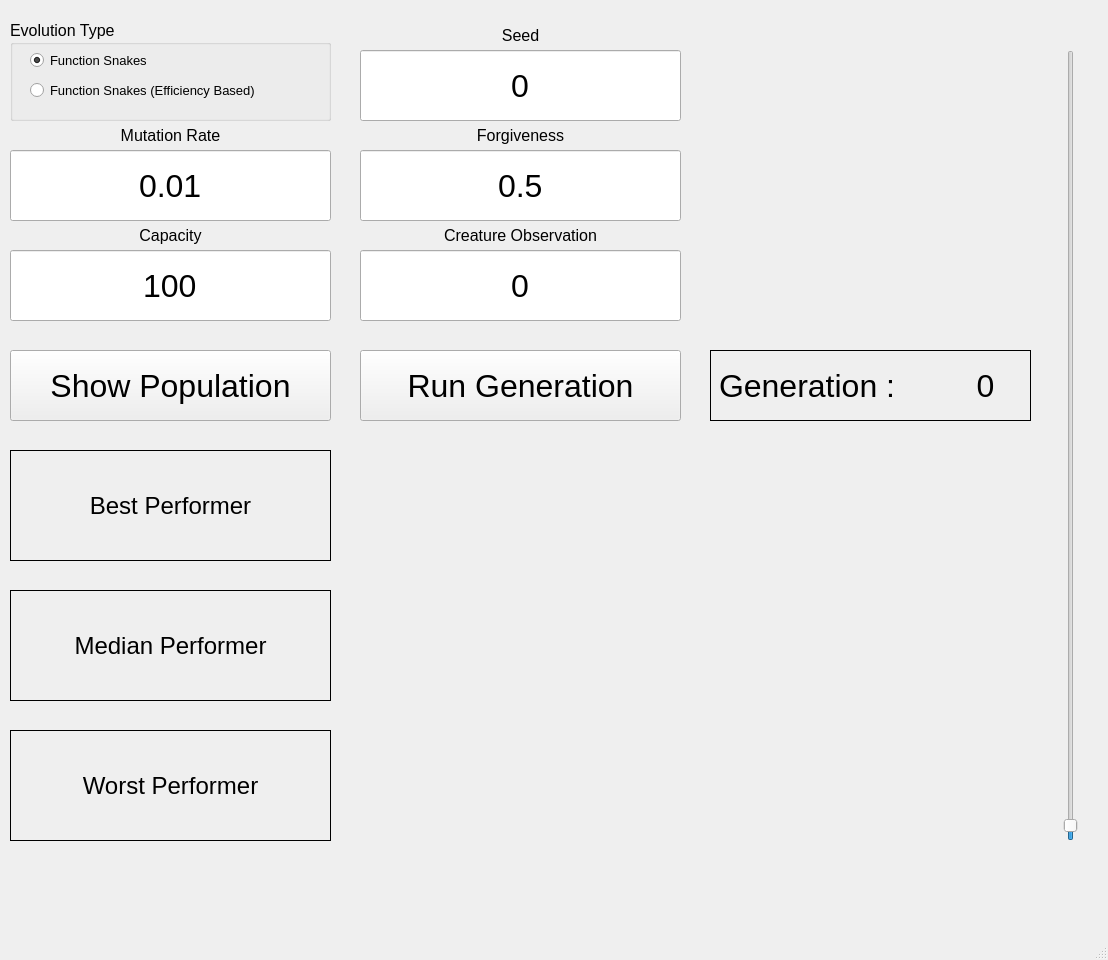
This is ES/startwindow.ui in tland357/EvolutionSim as Qt 5 draws it before an edit. The edited form follows.
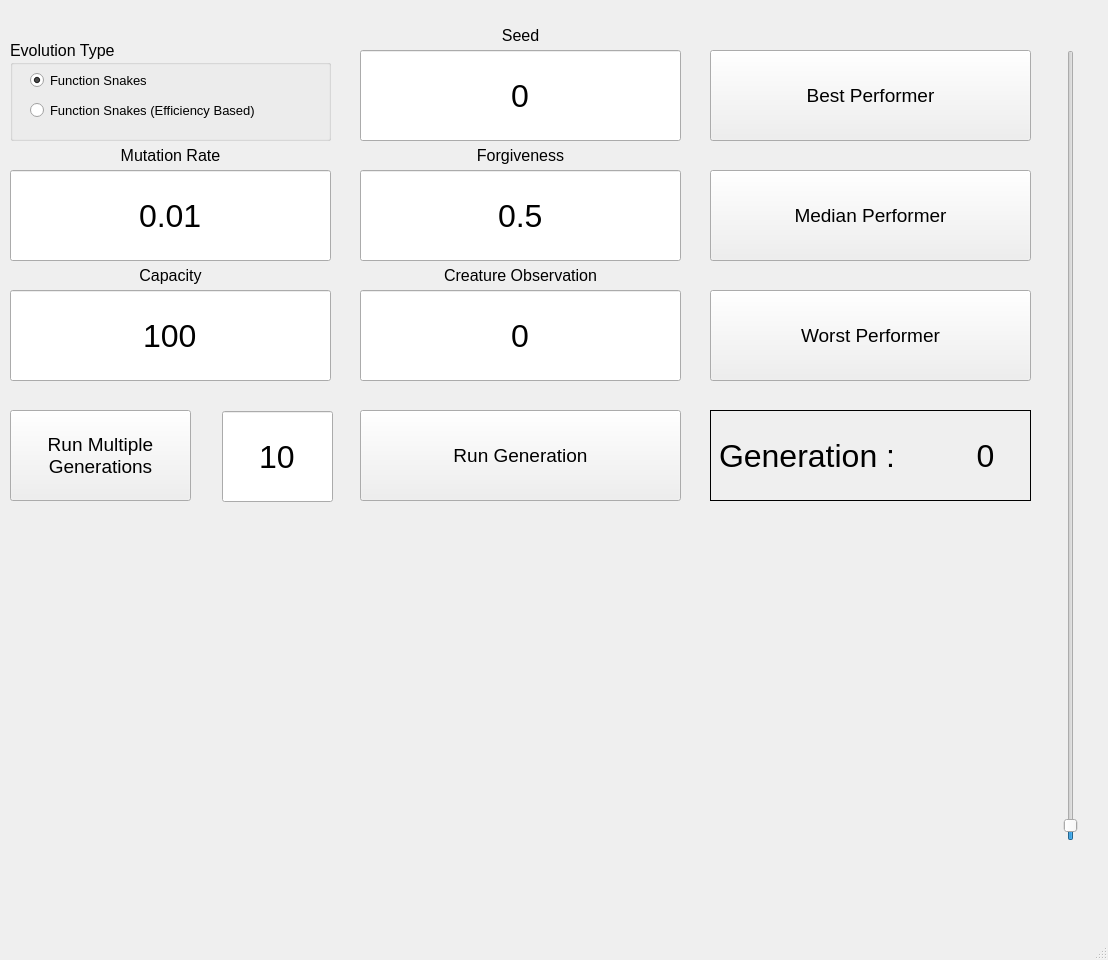
This is the edited form.

Diff of the .ui file:
```diff
--- a/ES/startwindow.ui
+++ b/ES/startwindow.ui
@@ -33,14 +33,14 @@
      <property name="geometry">
       <rect>
        <x>360</x>
-       <y>350</y>
+       <y>410</y>
        <width>321</width>
-       <height>71</height>
+       <height>91</height>
       </rect>
      </property>
      <property name="font">
       <font>
-       <pointsize>24</pointsize>
+       <pointsize>14</pointsize>
       </font>
      </property>
      <property name="cursor">
@@ -53,97 +53,13 @@
       <bool>false</bool>
      </property>
     </widget>
-    <widget class="QLabel" name="WorstCreatureInfo">
-     <property name="geometry">
-      <rect>
-       <x>10</x>
-       <y>730</y>
-       <width>321</width>
-       <height>111</height>
-      </rect>
-     </property>
-     <property name="font">
-      <font>
-       <pointsize>18</pointsize>
-      </font>
-     </property>
-     <property name="cursor">
-      <cursorShape>ArrowCursor</cursorShape>
-     </property>
-     <property name="frameShape">
-      <enum>QFrame::Box</enum>
-     </property>
-     <property name="frameShadow">
-      <enum>QFrame::Plain</enum>
-     </property>
-     <property name="text">
-      <string>Worst Performer</string>
-     </property>
-     <property name="alignment">
-      <set>Qt::AlignCenter</set>
-     </property>
-    </widget>
-    <widget class="QLabel" name="MedianCreatureInfo">
-     <property name="geometry">
-      <rect>
-       <x>10</x>
-       <y>590</y>
-       <width>321</width>
-       <height>111</height>
-      </rect>
-     </property>
-     <property name="font">
-      <font>
-       <pointsize>18</pointsize>
-      </font>
-     </property>
-     <property name="frameShape">
-      <enum>QFrame::Box</enum>
-     </property>
-     <property name="frameShadow">
-      <enum>QFrame::Plain</enum>
-     </property>
-     <property name="text">
-      <string>Median Performer</string>
-     </property>
-     <property name="alignment">
-      <set>Qt::AlignCenter</set>
-     </property>
-    </widget>
-    <widget class="QLabel" name="BestCreatureInfo">
-     <property name="geometry">
-      <rect>
-       <x>10</x>
-       <y>450</y>
-       <width>321</width>
-       <height>111</height>
-      </rect>
-     </property>
-     <property name="font">
-      <font>
-       <pointsize>18</pointsize>
-      </font>
-     </property>
-     <property name="frameShape">
-      <enum>QFrame::Box</enum>
-     </property>
-     <property name="frameShadow">
-      <enum>QFrame::Plain</enum>
-     </property>
-     <property name="text">
-      <string>Best Performer</string>
-     </property>
-     <property name="alignment">
-      <set>Qt::AlignCenter</set>
-     </property>
-    </widget>
     <widget class="QLineEdit" name="SeedInput">
      <property name="geometry">
       <rect>
        <x>360</x>
        <y>50</y>
        <width>321</width>
-       <height>71</height>
+       <height>91</height>
       </rect>
      </property>
      <property name="font">
@@ -186,7 +102,7 @@
      <property name="geometry">
       <rect>
        <x>360</x>
-       <y>120</y>
+       <y>140</y>
        <width>321</width>
        <height>31</height>
       </rect>
@@ -207,9 +123,9 @@
      <property name="geometry">
       <rect>
        <x>360</x>
-       <y>150</y>
+       <y>170</y>
        <width>321</width>
-       <height>71</height>
+       <height>91</height>
       </rect>
      </property>
      <property name="font">
@@ -234,7 +150,7 @@
      <property name="geometry">
       <rect>
        <x>10</x>
-       <y>220</y>
+       <y>260</y>
        <width>321</width>
        <height>31</height>
       </rect>
@@ -255,9 +171,9 @@
      <property name="geometry">
       <rect>
        <x>10</x>
-       <y>250</y>
+       <y>290</y>
        <width>321</width>
-       <height>71</height>
+       <height>91</height>
       </rect>
      </property>
      <property name="font">
@@ -279,9 +195,9 @@
      <property name="geometry">
       <rect>
        <x>10</x>
-       <y>150</y>
+       <y>170</y>
        <width>321</width>
-       <height>71</height>
+       <height>91</height>
       </rect>
      </property>
      <property name="font">
@@ -303,7 +219,7 @@
      <property name="geometry">
       <rect>
        <x>10</x>
-       <y>120</y>
+       <y>140</y>
        <width>321</width>
        <height>31</height>
       </rect>
@@ -324,7 +240,7 @@
      <property name="geometry">
       <rect>
        <x>10</x>
-       <y>20</y>
+       <y>40</y>
        <width>321</width>
        <height>101</height>
       </rect>
@@ -408,9 +324,9 @@
      <property name="geometry">
       <rect>
        <x>710</x>
-       <y>350</y>
+       <y>410</y>
        <width>321</width>
-       <height>71</height>
+       <height>91</height>
       </rect>
      </property>
      <property name="font">
@@ -435,9 +351,9 @@
      <property name="geometry">
       <rect>
        <x>940</x>
-       <y>350</y>
+       <y>410</y>
        <width>91</width>
-       <height>71</height>
+       <height>91</height>
       </rect>
      </property>
      <property name="font">
@@ -456,21 +372,22 @@
      <property name="geometry">
       <rect>
        <x>10</x>
-       <y>350</y>
-       <width>321</width>
-       <height>71</height>
+       <y>410</y>
+       <width>181</width>
+       <height>91</height>
       </rect>
      </property>
      <property name="font">
       <font>
-       <pointsize>24</pointsize>
+       <pointsize>14</pointsize>
       </font>
      </property>
      <property name="cursor">
       <cursorShape>PointingHandCursor</cursorShape>
      </property>
      <property name="text">
-      <string>Show Population</string>
+      <string>Run Multiple
+Generations</string>
      </property>
      <property name="checkable">
       <bool>false</bool>
@@ -498,10 +415,10 @@
     <widget class="QLabel" name="label">
      <property name="geometry">
       <rect>
-       <x>360</x>
-       <y>450</y>
-       <width>671</width>
-       <height>391</height>
+       <x>10</x>
+       <y>510</y>
+       <width>1021</width>
+       <height>411</height>
       </rect>
      </property>
      <property name="font">
@@ -512,6 +429,9 @@
      <property name="text">
       <string/>
      </property>
+     <property name="alignment">
+      <set>Qt::AlignLeading|Qt::AlignLeft|Qt::AlignTop</set>
+     </property>
      <property name="wordWrap">
       <bool>false</bool>
      </property>
@@ -520,9 +440,9 @@
      <property name="geometry">
       <rect>
        <x>360</x>
-       <y>250</y>
+       <y>290</y>
        <width>321</width>
-       <height>71</height>
+       <height>91</height>
       </rect>
      </property>
      <property name="font">
@@ -544,7 +464,7 @@
      <property name="geometry">
       <rect>
        <x>360</x>
-       <y>220</y>
+       <y>260</y>
        <width>321</width>
        <height>31</height>
       </rect>
@@ -561,6 +481,87 @@
       <set>Qt::AlignCenter</set>
      </property>
     </widget>
+    <widget class="QPushButton" name="BestCreatureInfo">
+     <property name="geometry">
+      <rect>
+       <x>710</x>
+       <y>50</y>
+       <width>321</width>
+       <height>91</height>
+      </rect>
+     </property>
+     <property name="font">
+      <font>
+       <pointsize>14</pointsize>
+      </font>
+     </property>
+     <property name="text">
+      <string>Best Performer</string>
+     </property>
+    </widget>
+    <widget class="QPushButton" name="MedianCreatureInfo">
+     <property name="geometry">
+      <rect>
+       <x>710</x>
+       <y>170</y>
+       <width>321</width>
+       <height>91</height>
+      </rect>
+     </property>
+     <property name="font">
+      <font>
+       <pointsize>14</pointsize>
+      </font>
+     </property>
+     <property name="text">
+      <string>Median Performer</string>
+     </property>
+    </widget>
+    <widget class="QPushButton" name="WorstCreatureInfo">
+     <property name="geometry">
+      <rect>
+       <x>710</x>
+       <y>290</y>
+       <width>321</width>
+       <height>91</height>
+      </rect>
+     </property>
+     <property name="font">
+      <font>
+       <pointsize>14</pointsize>
+      </font>
+     </property>
+     <property name="cursor">
+      <cursorShape>PointingHandCursor</cursorShape>
+     </property>
+     <property name="text">
+      <string>Worst Performer</string>
+     </property>
+    </widget>
+    <widget class="QLineEdit" name="MultiGen">
+     <property name="geometry">
+      <rect>
+       <x>222</x>
+       <y>411</y>
+       <width>111</width>
+       <height>91</height>
+      </rect>
+     </property>
+     <property name="font">
+      <font>
+       <pointsize>24</pointsize>
+      </font>
+     </property>
+     <property name="text">
+      <string>10</string>
+     </property>
+     <property name="maxLength">
+      <number>3</number>
+     </property>
+     <property name="alignment">
+      <set>Qt::AlignCenter</set>
+     </property>
+    </widget>
    </widget>
   </widget>
   <widget class="QMenuBar" name="menuBar">
```
Left out of the diff: 2 changed lines with no effect on the pictures.
